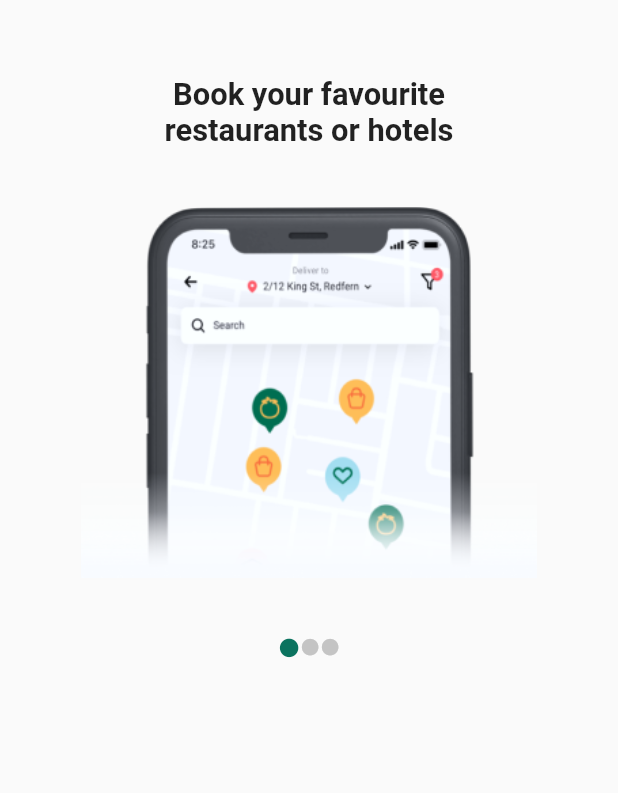
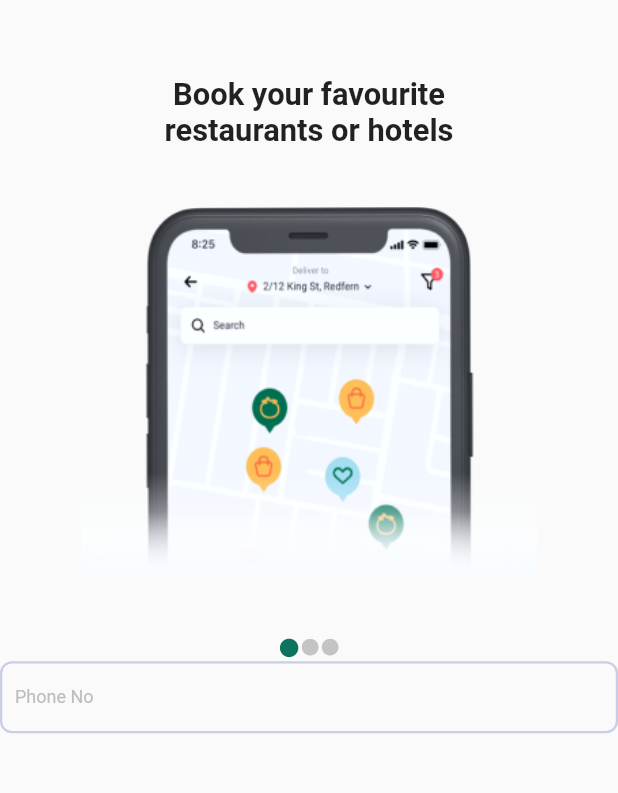
Before and after one commit to mhrjnamar/WidgetsLibrary, a Flutter app: the screen it shows after launch, after a tap on "Login Screen", on a phone screen of 412 x 824 dp, the part 54-847 px from its top. Run offline on Flutter 3.47's test engine with Material 2 defaults, Android fonts, the phone set to English and light mode, and no system bars; drawn by our look-alikes of carousel_slider; our stand-ins replace flutter_svg.

Commit message:
text field added

```diff
--- a/widgets_library/lib/components/atom/text_field.dart
+++ b/widgets_library/lib/components/atom/text_field.dart
@@ -1,15 +1,127 @@
 import 'package:flutter/material.dart';
+import 'package:flutter_svg/svg.dart';
+import 'package:widgets_library/backend/dynamic_screen.dart';
+import 'package:widgets_library/utils/app_colors.dart';
+import 'package:widgets_library/utils/font_size.dart';
 
-class TextField extends StatefulWidget {
-  const TextField({Key? key}) : super(key: key);
+class GenericTextField extends StatelessWidget {
+  final FocusNode focusNode;
+  final TextEditingController textEditingController;
+  final TextInputType inputType;
+  final dynamic Function(String value) validator;
+  final String stratingIcon;
+  final String endIcon;
+  final String? suffixText;
+  final String hint;
+  final dynamic maxLength;
+
+  final DynamicSize size;
+  final FocusScopeNode node;
+  final GestureTapCallback? onTap;
+  final bool readOnly;
+  const GenericTextField({
+    Key? key,
+    required this.focusNode,
+    required this.textEditingController,
+    this.inputType: TextInputType.name,
+    required this.validator,
+    this.hint = "",
+    this.stratingIcon = "",
+    this.endIcon = "",
+    required this.size,
+    required this.node,
+    this.onTap,
+    this.suffixText,
+    this.readOnly = false,
+    this.maxLength,
+  }) : super(key: key);
 
   @override
-  _TextFieldState createState() => _TextFieldState();
+  Widget build(BuildContext context) {
+    return Container(
+      margin: EdgeInsets.only(
+        bottom: size.getHeight(3),
+        top: 2,
+      ),
+      height: double.infinity,
+      width: double.infinity,
+      child: TextFormField(
+        maxLength: maxLength,
+        readOnly: readOnly,
+        textInputAction: TextInputAction.next,
+        style: TextFieldStyles.textField,
+        keyboardType: inputType,
+        controller: textEditingController,
+        validator: (value) => validator(value ?? ""),
+        onTap: onTap,
+        // onEditingComplete: () => focusNode.nextFocus(),
+        onFieldSubmitted: (string) => node.nextFocus(),
+        focusNode: focusNode,
+        decoration: InputDecoration(
+          counterText: "",
+          contentPadding: const EdgeInsets.symmetric(
+            vertical: 10.0,
+            horizontal: 10.0,
+          ),
+          suffixText: suffixText,
+          suffixStyle: TextFieldStyles.hintText,
+          prefixIcon: stratingIcon != ""
+              ? IconButton(
+                  onPressed: () {},
+                  icon: SvgPicture.asset(
+                    stratingIcon,
+                    height: 20,
+                    width: 20,
+                  ),
+                )
+              : null,
+          suffixIcon: endIcon != ""
+              ? IconButton(
+                  onPressed: () {},
+                  icon: SvgPicture.asset(
+                    endIcon,
+                    height: 20,
+                    width: 20,
+                  ),
+                )
+              : null,
+          hintStyle: TextFieldStyles.hintText,
+          // hintText: getTranslated(context, hint),
+          labelText: hint,
+          labelStyle: TextFieldStyles.hintText,
+          floatingLabelBehavior: FloatingLabelBehavior.auto,
+          // hintText: hint,
+          focusedBorder: OutlineInputBorder(
+            borderRadius: BorderRadius.circular(8),
+            borderSide: const BorderSide(color: AppColor.border, width: 2),
+          ),
+          enabledBorder: OutlineInputBorder(
+            borderRadius: BorderRadius.circular(8),
+            borderSide: const BorderSide(color: AppColor.border, width: 1.5),
+          ),
+          errorBorder: OutlineInputBorder(
+            borderRadius: BorderRadius.circular(8),
+            borderSide: const BorderSide(color: AppColor.error, width: 1.5),
+          ),
+          focusedErrorBorder: OutlineInputBorder(
+            borderRadius: BorderRadius.circular(8),
+            borderSide: const BorderSide(color: AppColor.error, width: 1.5),
+          ),
+        ),
+      ),
+    );
+  }
 }
 
-class _TextFieldState extends State<TextField> {
-  @override
-  Widget build(BuildContext context) {
-    return Container();
-  }
+class TextFieldStyles {
+  static TextStyle textField = TextStyle(
+    fontSize: AppFontSize.p2,
+  );
+  static TextStyle error = TextStyle(
+    height: 200,
+  );
+  static TextStyle hintText =
+      TextStyle(color: AppColor.label, fontSize: AppFontSize.t1);
+  static OutlineInputBorder textFieldBorder =
+      OutlineInputBorder(borderRadius: BorderRadius.circular(8));
 }
--- a/widgets_library/lib/modules/login/login.dart
+++ b/widgets_library/lib/modules/login/login.dart
@@ -1,5 +1,7 @@
 import 'package:flutter/material.dart';
+import 'package:widgets_library/backend/dynamic_screen.dart';
 import 'package:widgets_library/components/atom/login_title_bar.dart';
+import 'package:widgets_library/components/atom/text_field.dart';
 import 'package:widgets_library/components/login_carousel.dart';
 
 class LoginScreen extends StatefulWidget {
@@ -10,31 +12,45 @@ class LoginScreen extends StatefulWidget {
 }
 
 class _LoginScreenState extends State<LoginScreen> {
+  final TextEditingController _controller = TextEditingController();
   @override
   Widget build(BuildContext context) {
-    return  SafeArea(
+    return SafeArea(
       child: Scaffold(
-        body: Column(
+        body: SingleChildScrollView(
+          child: Column(
             mainAxisAlignment: MainAxisAlignment.start,
             children: [
               const LoginTitleBar(),
-            LoginCarousel(
-                context: context,
-                loginList: [
+              LoginCarousel(context: context, loginList: [
                 Login(
                     title: "Book your favourite\nrestaurants or hotels",
-                      image: "assets/png/login1.png"
-                  ),
+                    image: "assets/png/login1.png"),
                 Login(
                     title: "Quick view Menu of  wide range\nof restaurants",
-                      image: "assets/png/login2.png"
-                  ),
+                    image: "assets/png/login2.png"),
                 Login(
                     title: "Find your Favourite Hotel in different city ",
-                      image: "assets/jpg/image2.jpg"
-                  )
+                    image: "assets/jpg/image2.jpg")
               ]).getCarousel(),
+              SizedBox(
+                height: 65,
+                child: GenericTextField(
+                    hint: "Phone No",
+                    focusNode: FocusNode(),
+                    inputType: TextInputType.number,
+                    textEditingController: _controller,
+                    validator: (value) {
+                      if (value.isEmpty) {
+                        return "Please enter phone no";
+                      }
+                      return false;
+                    },
+                    size: DynamicSize(context: context),
+                    node: FocusScope.of(context)),
+              ),
             ],
+          ),
         ),
       ),
     );
--- /dev/null
+++ b/widgets_library/lib/utils/app_colors.dart
@@ -0,0 +1,88 @@
+import 'dart:ui';
+
+import 'package:flutter/material.dart';
+
+class AppColor {
+  static const Color background = Color(0xFFE5E5E5);
+  static const Color label = Color(0xFFBDBDBD);
+  static const Color border = Color(0xFFCACDE6);
+
+  static const Color primaryButton = Color(0xFF4737F2);
+  static const Color primaryBox = Color(0xFFD6E6FD);
+  static const Color boldLabel = Color(0xFF8285A3);
+  static const Color error = Color(0xFFff3333);
+  static const Color header = Color(0xFF575A70);
+  static const Color secondaryIcon = Color(0xFFF3F8FE);
+  static const Color blackPrimary = Color(0xFF1C203F);
+  static const Color dinblackPrimary = Color(0x801C203F);
+  static const Color textDim = Color(0xFF8285A3);
+  static const Color dimBackground = Color(0xFFF9F9F9);
+  static const Color shadow = Color(0x1F4263a6);
+  static const Color lightText = Color(0xFF828282);
+  static const Color primaryFocus = Color(0xFF5D66AD);
+  static const Color primaryBackground = Color(0xFFD1D3DC);
+  static const Color focus = Color(0xFFE5EFFD);
+  static const Color modalColor = Color(0xB0C1C1C1);
+  static const Color deepBlue = Color(0xFF9299E2);
+  static const Color dimButton = Color(0xFFCACDE5);
+  static const Color green = Color(0xFF27AE60);
+  static const Color red = Color(0xFFEB5757);
+  static const Color titleBlue = Color(0xFF4737F2);
+  static const Color primaryBlue = Color(0xFF4737F2);
+  static const Color transparent = Color(0x00000000);
+  static const Color lightBlue = Color(0xFFA79FFE);
+  static const Color selectedBlue = Color(0xFFD3CFFF);
+  static const Color homeLiquidSwipe = Color(0xFFE9E7FF);
+  static const Color navBarBackground = Color(0xFFF5F4FF);
+  static const Color textBlue = Color(0xFF3E4685);
+  static const Color dimBlue = Color(0xFFE9E7FF);
+  static const Color primaryBorder = Color(0xFFE7ECF3);
+  static const Color darkBlue = Color(0xFF0B5BAC);
+  static const Color dimBlack = Color(0xFF8D8E91);
+  static const Color lightBorder = Color(0xFFE2E8F2);
+  static const Color deepPurple = Color(0xFF6200EA);
+  static const Color calendarBackground = Color(0xFFECEAFF);
+  static const Color selectedDate = Color(0xFF7366FF);
+  static const Color lightRed = Color(0x1AEB5757);
+  static const Color lightOrange = Color(0x1Afb935f);
+
+  static const Color virtualCardStart = Color(0x80EBEDFF);
+  static const Color virtualCardEnd = Color(0x25FFFFFF);
+
+  static const Color circularLightGreen = Color(0xFF00E676);
+  static const Color circularLightBlue = Color(0xFF00B2FF);
+  static const Color circularDarkBlue = Color(0xFF665CAC);
+  static const Color circularRed = Color(0xFFEB5757);
+  static const Color circularGreen = Color(0xFF27AE60);
+  static const Color circularBlue = Color(0xFF398CFF);
+  static const Color orange = Color(0xFFFB935F);
+  static const Color bgBlue = Color(0xFFEDEFFF);
+
+  static const Color primarySuccess = Color(0xFF27AE60);
+  static const Color primaryError = Color(0xFFF87777);
+  static const Color primaryWarning = Color(0xFFFDA477);
+  static const Color primaryInfo = Color(0xFF5FA2FF);
+  static const Color black = Color(0xFF000000);
+
+  // transparent colors
+  static const Color shadowColor = Color(0x1F4263A6);
+
+  //simmers colors
+  static const Color baseColor = Color(0xFFE0E0E0);
+  static const Color highlightColor = Color(0xFFF5F5F5);
+}
+
+List<dynamic> dynamicColors = [
+  Colors.blue[200],
+  Colors.green[200],
+  Colors.cyan[200],
+  Colors.lime[200],
+  Colors.brown[200],
+  Colors.blueGrey[200],
+  Colors.purple[200],
+  Colors.pink[200],
+  Colors.indigo[200],
+  Colors.orange[200],
+  Colors.tealAccent[200],
+  Colors.deepPurple[200]
+];
--- /dev/null
+++ b/widgets_library/lib/utils/font_size.dart
@@ -0,0 +1,10 @@
+class AppFontSize {
+  static double h1 = 40.0;
+  static double h2 = 32.0;
+  static double h3 = 24.0;
+  static double h4 = 20.0;
+  static double p1 = 16.0;
+  static double p2 = 14.0;
+  static double t1 = 12.0;
+  static double t2 = 10.0;
+}
--- /dev/null
+++ b/widgets_library/lib/utils/utils.dart
@@ -0,0 +1,21 @@
+import 'dart:math';
+
+import 'package:flutter/cupertino.dart';
+
+double percentageOfScreenWidth(BuildContext context, double percent) {
+  return MediaQuery.of(context).size.width * (percent / 100);
+}
+
+double percentageOfScreenHeight(BuildContext context, double percent) {
+  return MediaQuery.of(context).size.height * (percent / 100);
+}
+
+int generateRandomCode(int minValue, int maxValue) {
+  return Random().nextInt((maxValue - minValue).abs() + 1) +
+      min(minValue, maxValue);
+}
+
+Color generateRandomColor() {
+  return Color(List<int>.generate(
+      36, (i) => generateRandomCode(0xFFFFFFFF, 0xFF000000))[0]);
+}
--- a/widgets_library/pubspec.yaml
+++ b/widgets_library/pubspec.yaml
@@ -27,6 +27,7 @@ environment:
 # the latest version available on pub.dev. To see which dependencies have newer
 # versions available, run `flutter pub outdated`.
 dependencies:
+  flutter_svg: any
   carousel_slider: ^4.0.0
   flutter:
     sdk: flutter
```
Also changed, not shown: widgets_library/pubspec.lock. Lines whose indentation alone changed are shown as unchanged.
